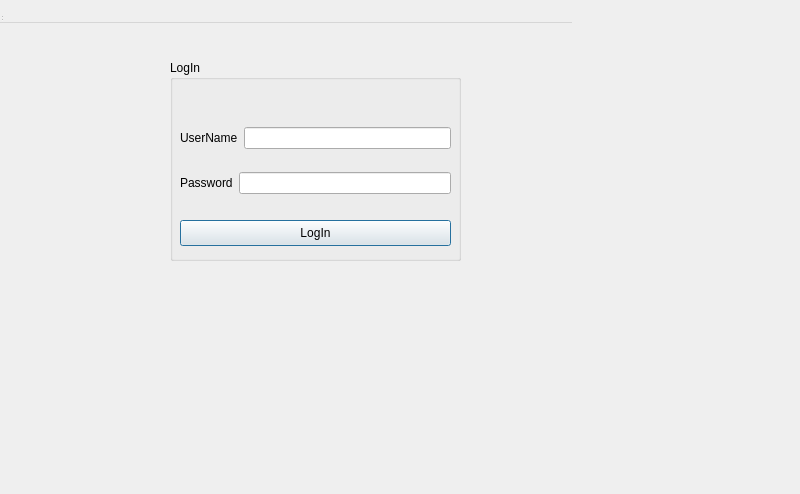
Old version of the form qtcreatorTest/Headers/loginwindow.ui in the repository piccirilloth/Calendar-and-To-Do-list-CalDav.
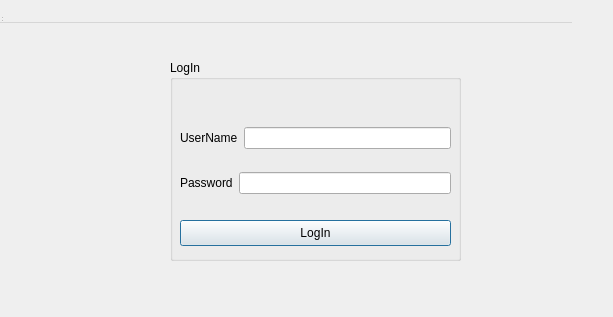
New version of the form.

```diff
--- a/qtcreatorTest/Headers/loginwindow.ui
+++ b/qtcreatorTest/Headers/loginwindow.ui
@@ -6,14 +6,22 @@
    <rect>
     <x>0</x>
     <y>0</y>
-    <width>800</width>
-    <height>494</height>
+    <width>613</width>
+    <height>317</height>
    </rect>
   </property>
 <property name="windowTitle">
    <string>MainWindow</string>
   </property>
-  <widget class="QWidget" name="centralwidget">
+  <widget class="QWidget" name="centralwidget" native="true">
+   <property name="geometry">
+    <rect>
+     <x>0</x>
+     <y>0</y>
+     <width>631</width>
+     <height>321</height>
+    </rect>
+   </property>
    <widget class="QGroupBox" name="groupBox">
     <property name="geometry">
      <rect>
@@ -91,17 +99,28 @@
     </rect>
    </property>
   </widget>
-  <widget class="QStatusBar" name="statusbar"/>
+  <widget class="QStatusBar" name="statusbar">
+   <property name="geometry">
+    <rect>
+     <x>0</x>
+     <y>0</y>
+     <width>3</width>
+     <height>23</height>
+    </rect>
+   </property>
+  </widget>
   <widget class="QToolBar" name="toolBar">
+   <property name="geometry">
+    <rect>
+     <x>0</x>
+     <y>0</y>
+     <width>8</width>
+     <height>17</height>
+    </rect>
+   </property>
    <property name="windowTitle">
     <string>toolBar</string>
    </property>
-   <attribute name="toolBarArea">
-    <enum>TopToolBarArea</enum>
-   </attribute>
-   <attribute name="toolBarBreak">
-    <bool>false</bool>
-   </attribute>
   </widget>
  </widget>
  <resources/>
```
Left out of the diff: 6 changed lines with no effect on the pictures.
